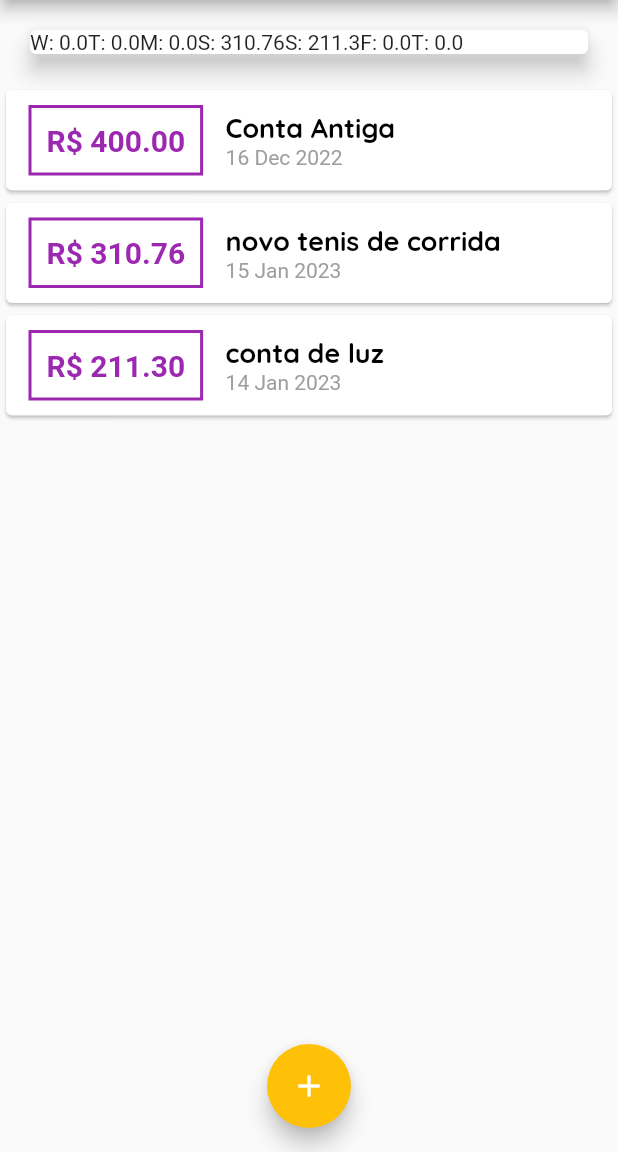
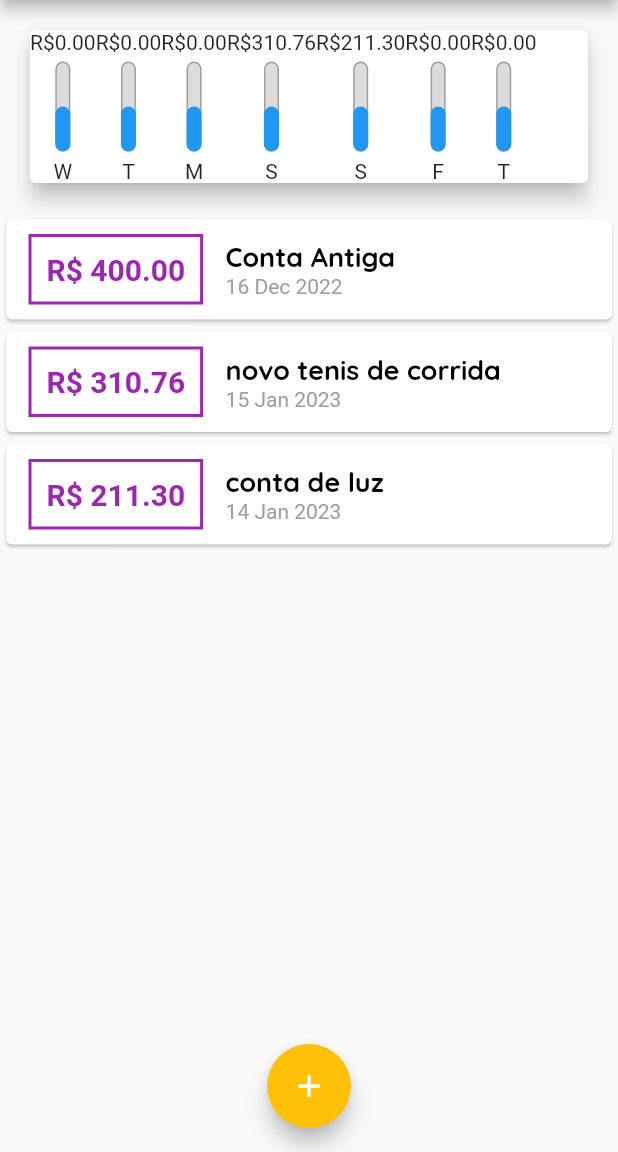
Before and after one commit to Daniel-Veloso/flutter_expenses, a Flutter app: the screen it shows after launch, on a phone screen of 412 x 824 dp, the part 84-1236 px from its top. Run offline on Flutter 3.47's test engine with Material 2 defaults, Android fonts, the phone set to English and light mode, and no system bars.

```diff
--- a/lib/components/chart.dart
+++ b/lib/components/chart.dart
@@ -1,3 +1,4 @@
+import 'package:expenses/components/chart_bar.dart';
 import 'package:expenses/models/transaction.dart';
 import 'package:flutter/material.dart';
 import 'package:intl/intl.dart';
@@ -46,7 +47,12 @@ class Chart extends StatelessWidget {
       margin: EdgeInsets.all(20),
       child: Row(
         children: groupedTransactions.map((tr){
-          return Text('${tr['day']}: ${tr['value']}');
+          //return Text('${tr['day']}: ${tr['value']}');
+          return ChartBar(
+            label: tr['day'].toString(),
+            value: double.parse(tr['value'].toString()),
+            percentage: 0.5
+          );
         }).toList(),
       ),
     );
--- /dev/null
+++ b/lib/components/chart_bar.dart
@@ -0,0 +1,50 @@
+import 'package:flutter/material.dart';
+
+class ChartBar extends StatelessWidget {
+
+  final String? label;
+  final double? value;
+  final double? percentage;
+
+  const ChartBar({this.label, this.value, this.percentage, super.key});
+
+  @override
+  Widget build(BuildContext context) {
+    return Column(
+      children: [
+        Text('R\$${value!.toStringAsFixed(2)}'),
+        SizedBox(height: 5,),
+        Container(
+          height: 60,
+          width: 10,
+          child: Stack(
+            alignment: Alignment.bottomCenter,
+            children: [
+              Container(
+                decoration: BoxDecoration(
+                  border: Border.all(
+                    color: Colors.grey,
+                    width: 1.0,
+                  ),
+                  color: Color.fromRGBO(220, 220, 220, 1),
+                  borderRadius: BorderRadius.circular(5),
+                ),
+              ),
+              FractionallySizedBox(
+                heightFactor: percentage,
+                child: Container(
+                  decoration: BoxDecoration(
+                    color: Theme.of(context).primaryColor,
+                    borderRadius: BorderRadius.circular(5),
+                  ),
+                ),
+              ),
+            ],
+          ),
+        ),
+        SizedBox(height: 5,),
+        Text(label!),
+      ],
+    );
+  }
+}
```
